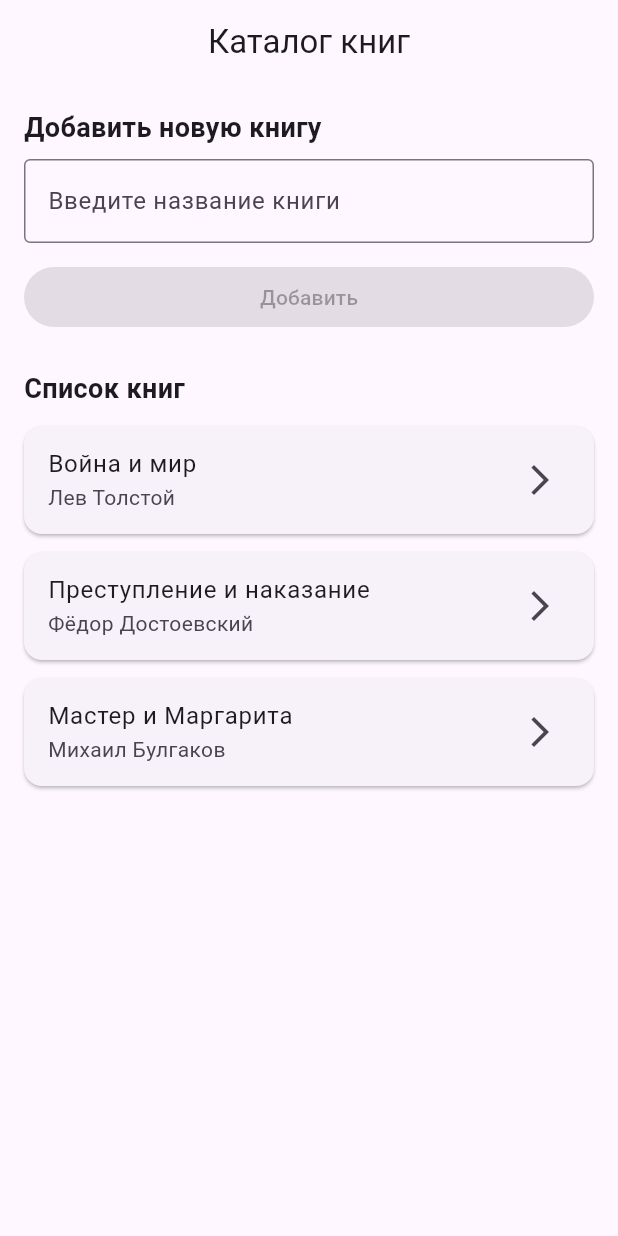
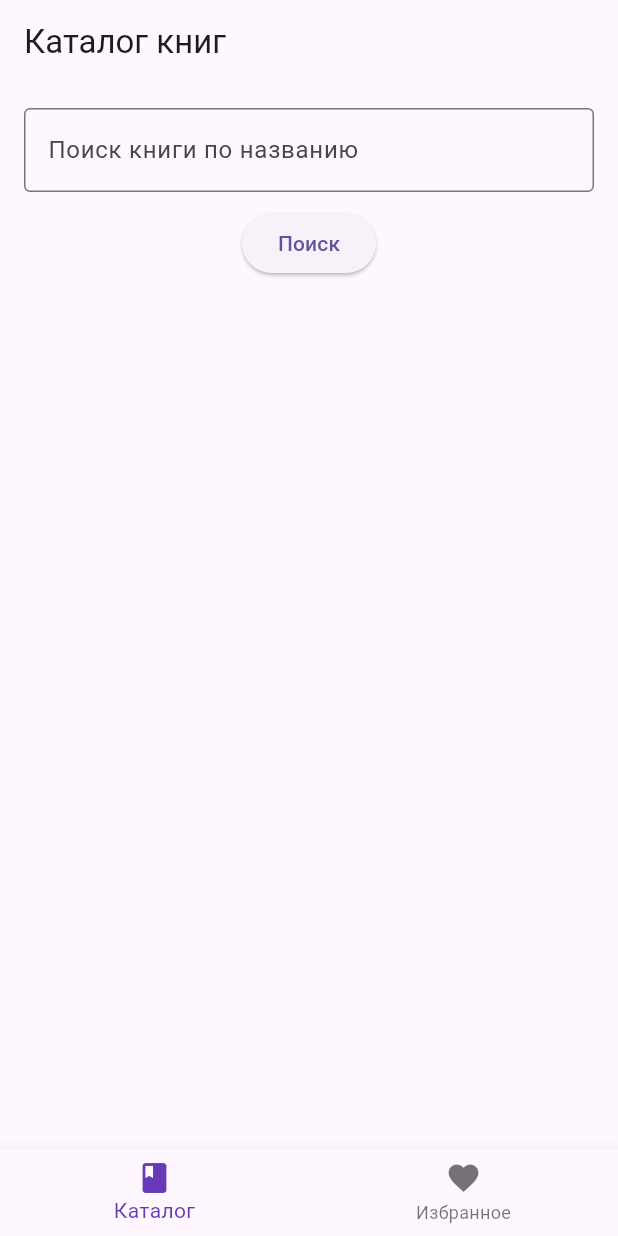
Before and after one commit to gorazqiy/flutter-labs, a Flutter app: the screen it shows after launch, on a phone screen of 412 x 824 dp. Run offline on Flutter 3.47's test engine with Material 3 defaults, Android fonts, the phone set to English and light mode, and no system bars.

Commit message:
добавление навигации и интерактивноси. добавлена вкладка "избранное", в которой можно редактировать данные книги и ставить ей оценку

```diff
--- a/flutter_application_1/lib/home.dart
+++ b/flutter_application_1/lib/home.dart
@@ -1,90 +1,77 @@
 import 'package:flutter/material.dart';
+import 'book_details.dart';
+import 'models/book.dart';
+import 'services/book_api.dart';
 
-class Home extends StatelessWidget {
+class Home extends StatefulWidget {
   const Home({super.key});
+
+  @override
+  State<Home> createState() => _HomeState();
+}
+
+class _HomeState extends State<Home> {
+  final TextEditingController _searchController = TextEditingController();
+  List<Book> books = [];
+  bool isLoading = false;
+
+  void search() async {
+    setState(() => isLoading = true);
+    books = await BookApi.searchBooks(_searchController.text);
+    setState(() => isLoading = false);
+  }
 
   @override
   Widget build(BuildContext context) {
     return Scaffold(
-      appBar: AppBar(title: const Text('Каталог книг'), centerTitle: true),
-
+      appBar: AppBar(title: const Text("Каталог книг")),
       body: Padding(
-        padding: const EdgeInsets.all(16.0),
-
+        padding: const EdgeInsets.all(16),
         child: Column(
-          crossAxisAlignment: CrossAxisAlignment.start,
           children: [
-            const Text(
-              "Добавить новую книгу",
-              style: TextStyle(fontSize: 18, fontWeight: FontWeight.w600),
-            ),
-
-            const SizedBox(height: 8),
-
-            const TextField(
-              decoration: InputDecoration(
-                hintText: "Введите название книги",
+            TextField(
+              controller: _searchController,
+              decoration: const InputDecoration(
+                labelText: "Поиск книги по названию",
                 border: OutlineInputBorder(),
               ),
             ),
+            const SizedBox(height: 10),
+            ElevatedButton(onPressed: search, child: const Text("Поиск")),
+            const SizedBox(height: 20),
 
-            const SizedBox(height: 12),
-
-            SizedBox(
-              width: double.infinity,
-              child: ElevatedButton(
-                onPressed: null,
-                child: const Text("Добавить"),
-              ),
-            ),
-
-            const SizedBox(height: 24),
-
-            const Text(
-              "Список книг",
-              style: TextStyle(fontSize: 18, fontWeight: FontWeight.w600),
-            ),
-
-            const SizedBox(height: 12),
-
-            Expanded(
-              child: ListView(
-                children: const [
-                  BookCard(title: "Война и мир", author: "Лев Толстой"),
-                  BookCard(
-                    title: "Преступление и наказание",
-                    author: "Фёдор Достоевский",
+            isLoading
+                ? const CircularProgressIndicator()
+                : Expanded(
+                    child: ListView.builder(
+                      itemCount: books.length,
+                      itemBuilder: (_, i) {
+                        final b = books[i];
+                        return Card(
+                          child: ListTile(
+                            leading: Image.network(
+                              b.imageUrl,
+                              width: 50,
+                              fit: BoxFit.cover,
+                            ),
+                            title: Text(b.title),
+                            subtitle: Text(b.author),
+                            onTap: () {
+                              Navigator.push(
+                                context,
+                                MaterialPageRoute(
+                                  builder: (_) => BookDetails(book: b),
+                                ),
+                              );
+                            },
+                          ),
+                        );
+                      },
+                    ),
                   ),
-                  BookCard(
-                    title: "Мастер и Маргарита",
-                    author: "Михаил Булгаков",
-                  ),
-                ],
-              ),
-            ),
           ],
         ),
       ),
     );
   }
 }
-
-class BookCard extends StatelessWidget {
-  final String title;
-  final String author;
-
-  const BookCard({super.key, required this.title, required this.author});
-
-  @override
-  Widget build(BuildContext context) {
-    return Card(
-      margin: const EdgeInsets.only(bottom: 12),
-      child: ListTile(
-        title: Text(title),
-        subtitle: Text(author),
-        trailing: const Icon(Icons.arrow_forward_ios),
-        onTap: null,
-      ),
-    );
-  }
-}
--- a/flutter_application_1/lib/main.dart
+++ b/flutter_application_1/lib/main.dart
@@ -1,6 +1,6 @@
 import 'package:flutter/material.dart';
-import 'home.dart'; // импорт твоего экрана (название файла может быть другим)
-import 'BookDetails.dart';
+import 'home.dart';
+import 'favorites.dart';
 
 void main() {
   runApp(const MyApp());
@@ -12,14 +12,42 @@ class MyApp extends StatelessWidget {
   @override
   Widget build(BuildContext context) {
     return MaterialApp(
+      title: 'Каталог книг',
       debugShowCheckedModeBanner: false,
-
-      title: 'Каталог книг',
-
       theme: ThemeData(primarySwatch: Colors.deepPurple),
-
-      home: const Home(),
-      // home: const BookDetails(),
+      home: const MainNav(),
     );
   }
 }
+
+class MainNav extends StatefulWidget {
+  const MainNav({super.key});
+
+  @override
+  State<MainNav> createState() => _MainNavState();
+}
+
+class _MainNavState extends State<MainNav> {
+  int index = 0;
+
+  final screens = [const Home(), const FavoritesPage()];
+
+  @override
+  Widget build(BuildContext context) {
+    return Scaffold(
+      body: screens[index],
+      bottomNavigationBar: BottomNavigationBar(
+        currentIndex: index,
+        selectedItemColor: Colors.deepPurple,
+        onTap: (i) => setState(() => index = i),
+        items: const [
+          BottomNavigationBarItem(icon: Icon(Icons.book), label: "Каталог"),
+          BottomNavigationBarItem(
+            icon: Icon(Icons.favorite),
+            label: "Избранное",
+          ),
+        ],
+      ),
+    );
+  }
+}
--- /dev/null
+++ b/flutter_application_1/lib/models/book.dart
@@ -0,0 +1,19 @@
+class Book {
+  final String id;
+  String title;
+  String author;
+  String description;
+  String imageUrl;
+  String year;
+  int rating;
+
+  Book({
+    required this.id,
+    required this.title,
+    required this.author,
+    required this.description,
+    required this.imageUrl,
+    required this.year,
+    this.rating = 0,
+  });
+}
```
Also changed, not shown: flutter_application_1/lib/BookDetails.dart (deleted, +0 -85 lines), flutter_application_1/lib/book_details.dart (added, +59 -0 lines), flutter_application_1/lib/favorites.dart (added, +165 -0 lines), flutter_application_1/lib/services/book_api.dart (added, +26 -0 lines), flutter_application_1/lib/services/favorites_service.dart (added, +15 -0 lines), 1 other file.
